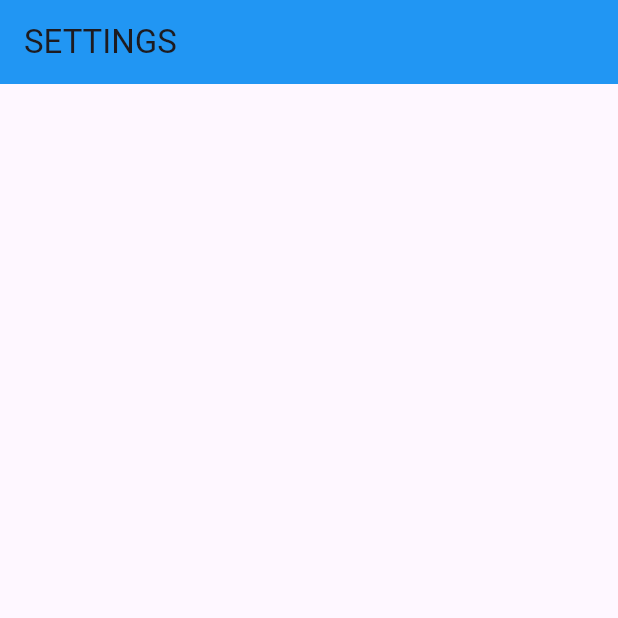
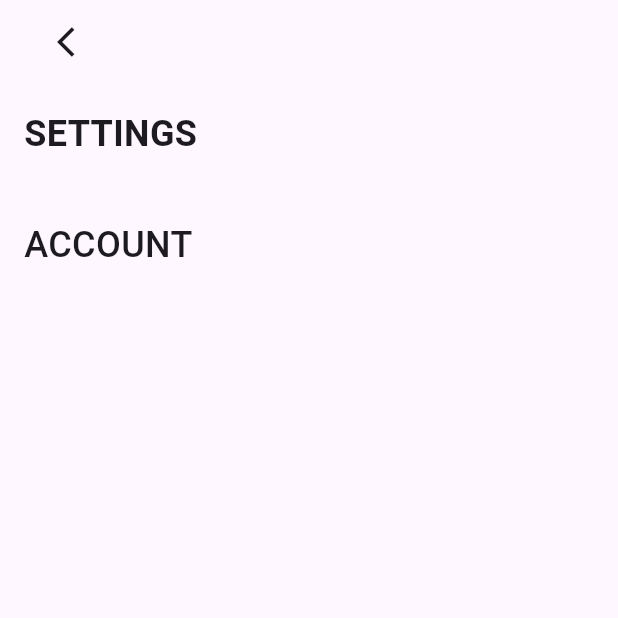
Before and after one commit to RichPerspective007/recyclify-h4b, a Flutter app: the Settings screen opened directly, on a phone screen of 412 x 824 dp, the top half of it. Run offline on Flutter 3.47's test engine with Material 3 defaults, Android fonts, the phone set to English and light mode, and no system bars; our stand-ins replace firebase_core; accounts and stored records are empty.

Commit message:
modified:   android/app/build.gradle 	deleted:    lib/components/accounts.dart 	modified:   lib/components/settings.dart 	modified:   lib/home.dart 	modified:   pubspec.lock 	modified:   pubspec.yaml

```diff
--- a/lib/components/settings.dart
+++ b/lib/components/settings.dart
@@ -1,6 +1,7 @@
 import 'package:flutter/material.dart';
+
 class Settings extends StatefulWidget {
-  const Settings({super.key});
+  const Settings({Key? key}) : super(key: key);
 
   @override
   State<Settings> createState() => _SettingsState();
@@ -10,17 +11,36 @@ class _SettingsState extends State<Settings> {
   @override
   Widget build(BuildContext context) {
     return Scaffold(
-      appBar: AppBar(backgroundColor: Colors.blue,
-      elevation: 0,
-      title: const Text("SETTINGS"),
+      appBar: AppBar(
+        leading: IconButton(
+          onPressed: () {
+            Navigator.of(context).pop();
+          },
+          icon: Icon(Icons.arrow_back_ios),
+        ),
+        leadingWidth: 100, // Adjust width as needed
       ),
-      //ph no.
-      //lang
-      //date & units
-      //light mode
-      //term
-      //logout
-      body: Center(),
+      body: Padding(
+        padding: const EdgeInsets.all(16.0),
+        child: Column(
+          crossAxisAlignment: CrossAxisAlignment.start,
+          children: [
+            Text(
+              "SETTINGS",
+              style: TextStyle(fontSize: 24, fontWeight: FontWeight.bold),
+            ),
+            SizedBox(height: 40),
+            Text(
+              "ACCOUNT",
+              style: TextStyle(
+                fontSize: 24,
+                fontWeight: FontWeight.w500,
+              ),
+            ),
+            // Add more settings widgets as needed
+          ],
+        ),
+      ),
     );
   }
 }
--- a/lib/home.dart
+++ b/lib/home.dart
@@ -44,7 +44,7 @@ class _HomeScreenState extends State<HomeScreen> {
       // ProfileScreen
       color: Colors.green,
     ),
-    Settings(),
+    const Settings(),
   ];
 
   int tab = 0;
--- a/pubspec.yaml
+++ b/pubspec.yaml
@@ -35,7 +35,6 @@ dependencies:
   # The following adds the Cupertino Icons font to your application.
   # Use with the CupertinoIcons class for iOS style icons.
   cupertino_icons: ^1.0.6
-  ionicons: ^0.2.2
   firebase_core: ^3.1.1
 
 dev_dependencies:
```
Also changed, not shown: lib/components/accounts.dart (deleted, +0 -23 lines), pubspec.lock, 1 other file.
